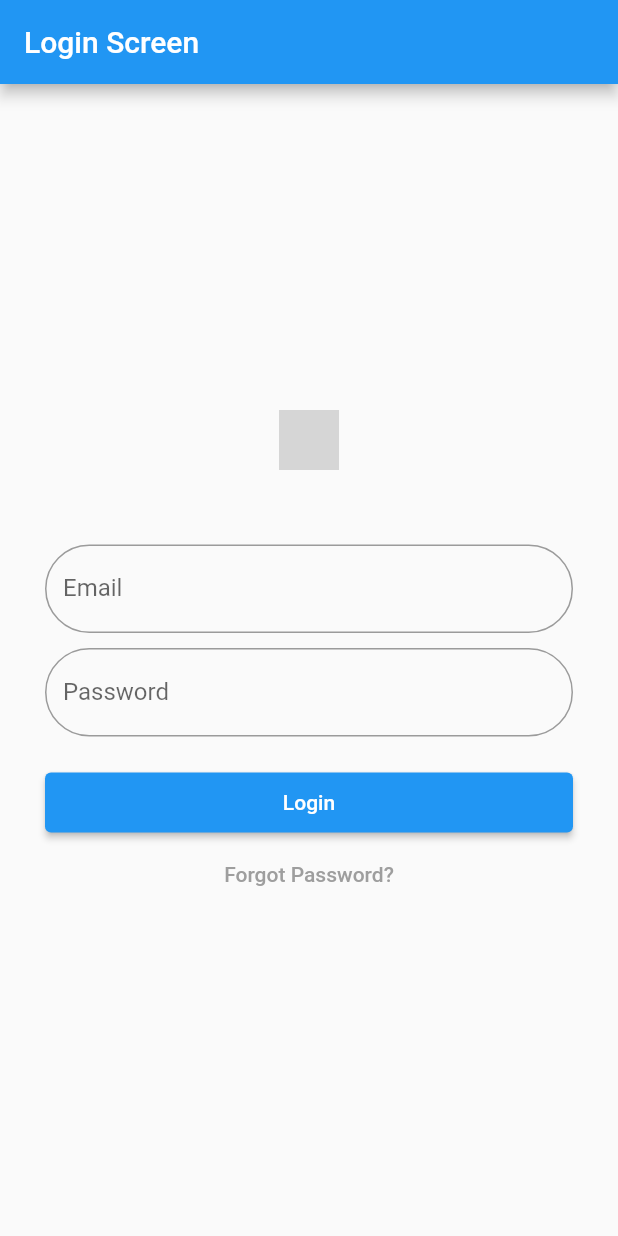
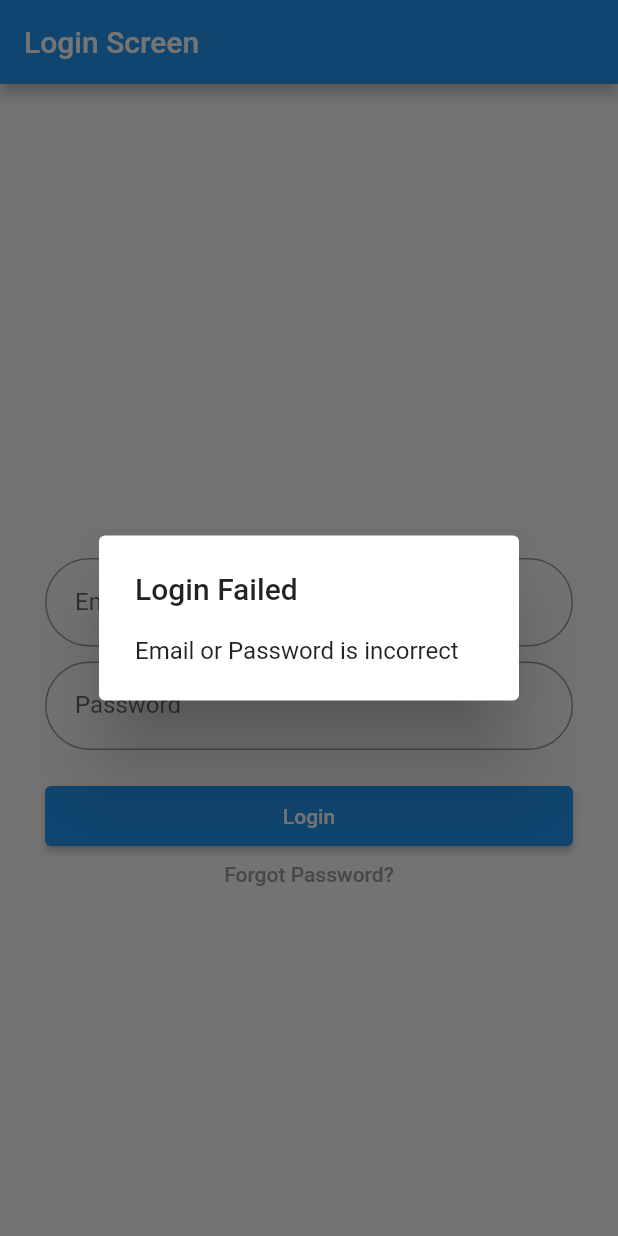
Before and after one commit to azizrosyid/login_praktikum, a Flutter app: the screen it shows after launch, after a tap on "Login", on a phone screen of 412 x 824 dp. Run offline on Flutter 3.47's test engine with Material 2 defaults, Android fonts, the light colour scheme and no system bars; grey boxes are pictures that could not be loaded.

Commit message:
fix login

```diff
--- a/lib/main.dart
+++ b/lib/main.dart
@@ -1,11 +1,26 @@
 import 'package:flutter/material.dart';
 
 void main() {
-  runApp(const MainApp());
+  runApp(const MaterialApp(
+    home: MainApp(),
+  ));
 }
 
 class MainApp extends StatelessWidget {
   const MainApp({super.key});
+
+  void testAlert(BuildContext context, String title, String content) {
+    var alert = AlertDialog(
+      title: Text(title),
+      content: Text(content),
+    );
+
+    showDialog(
+        context: context,
+        builder: (BuildContext context) {
+          return alert;
+        });
+  }
 
   @override
   Widget build(BuildContext context) {
@@ -28,6 +43,7 @@ class MainApp extends StatelessWidget {
                 TextField(
                   controller: emailController,
                   decoration: InputDecoration(
+                    contentPadding: const EdgeInsets.all(20),
                     border: OutlineInputBorder(
                       borderRadius: BorderRadius.circular(50.0),
                     ),
@@ -39,6 +55,7 @@ class MainApp extends StatelessWidget {
                   controller: passwordController,
                   obscureText: true,
                   decoration: InputDecoration(
+                    contentPadding: const EdgeInsets.all(20),
                     border: OutlineInputBorder(
                       borderRadius: BorderRadius.circular(50.0),
                     ),
@@ -54,9 +71,11 @@ class MainApp extends StatelessWidget {
                   onPressed: () {
                     if (emailController.text == 'admin' &&
                         passwordController.text == 'admin') {
-                      print('Login Success');
+                      testAlert(
+                          context, 'Login Success', 'Successfully logged in');
                     } else {
-                      print('Login Failed');
+                      testAlert(context, 'Login Failed',
+                          'Email or Password is incorrect');
                     }
                   },
                   style: ElevatedButton.styleFrom(
@@ -65,11 +84,12 @@ class MainApp extends StatelessWidget {
                   child: const Text('Login'),
                 ),
                 TextButton(
+                  onPressed: () {},
                   style: TextButton.styleFrom(
-                    minimumSize: Size.zero,
-                    padding: EdgeInsets.zero,
-                  ),
-                  onPressed: () {},
+                      padding: EdgeInsets.zero,
+                      minimumSize: const Size(50, 30),
+                      tapTargetSize: MaterialTapTargetSize.shrinkWrap,
+                      alignment: Alignment.centerLeft),
                   child: const Text('Forgot Password?',
                       style: TextStyle(color: Colors.grey)),
                 ),
```
